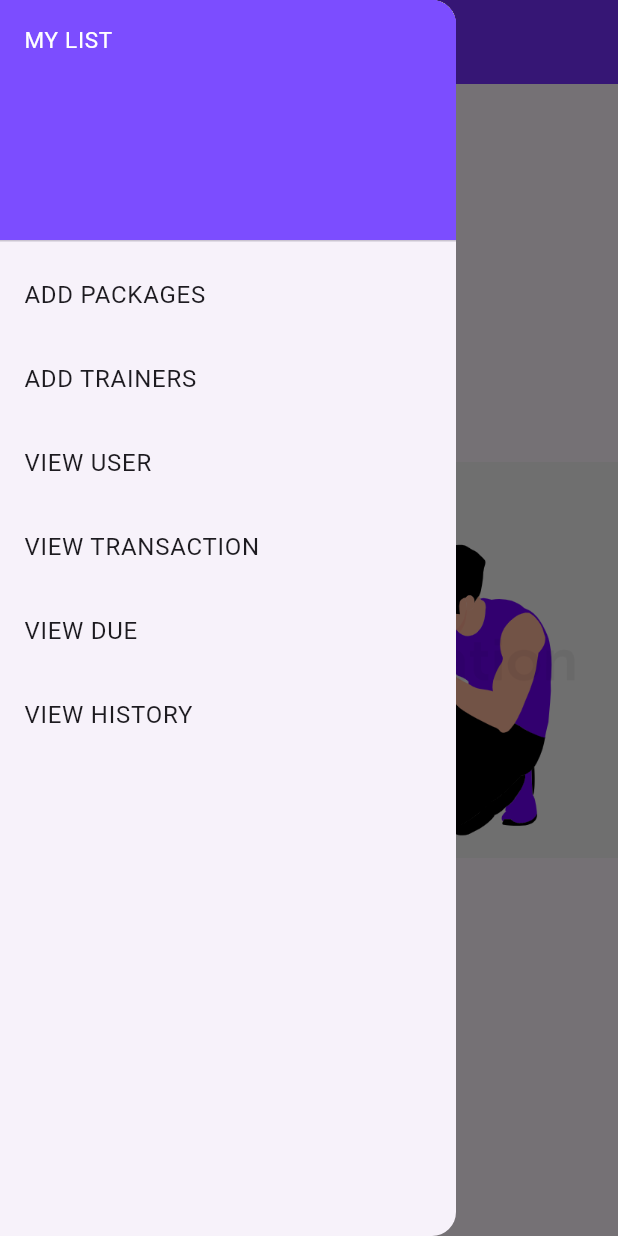
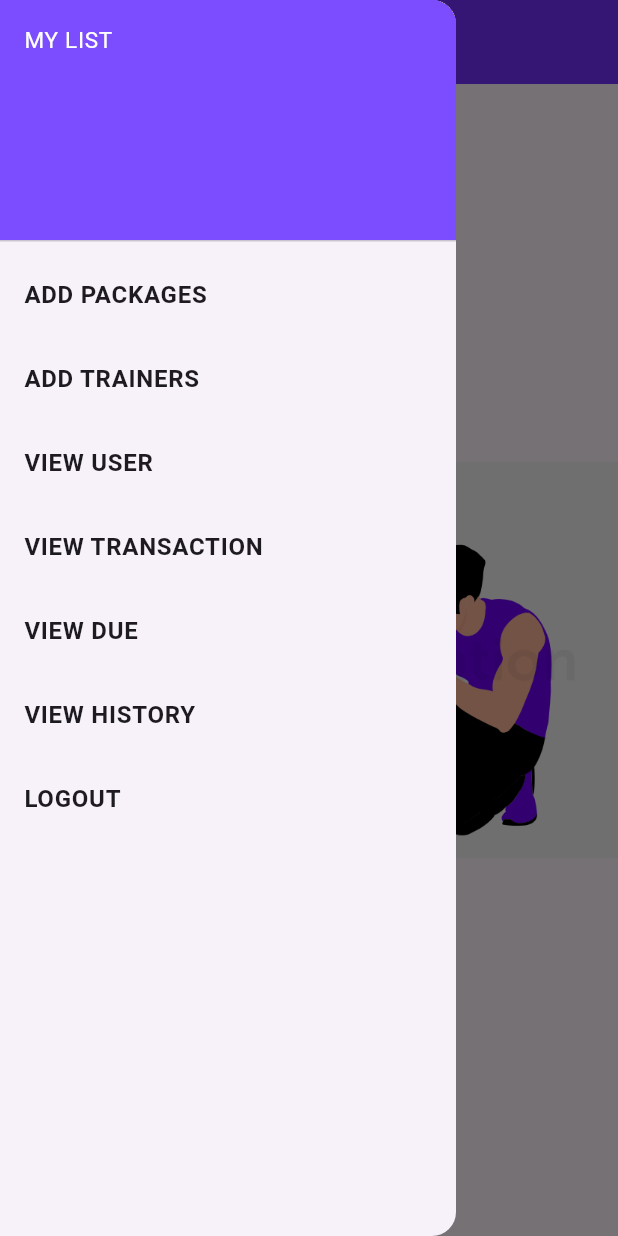
Before and after one commit to amaldevk/FitFusion-frontend-flutter, a Flutter app: the MenuPage screen opened directly, with the side drawer open, on a phone screen of 412 x 824 dp. Run offline on Flutter 3.47's test engine with Material 3 defaults, Android fonts, the phone set to English and light mode, and no system bars; our stand-ins replace flutter_svg, shared_preferences; accounts and stored records are empty.

Commit message:
menu changed

```diff
--- a/lib/pages/Menu.dart
+++ b/lib/pages/Menu.dart
@@ -4,6 +4,7 @@ import 'package:fitfusion_app/pages/Update.dart';
 import 'package:fitfusion_app/pages/ViewTransaction.dart';
 import 'package:fitfusion_app/pages/ViewUser.dart';
 import 'package:fitfusion_app/pages/due.dart';
+import 'package:fitfusion_app/pages/userLogin.dart';
 import 'package:fitfusion_app/pages/viewHistory.dart';
 import 'package:flutter/cupertino.dart';
 import 'package:flutter/material.dart';
@@ -31,15 +32,15 @@ class _MenuPageState extends State<MenuPage> {
                     color: Colors.deepPurpleAccent
                 ),
                 child: Text("MY LIST",style: TextStyle(fontSize: 15,color: Colors.white),),),
-              ListTile(title: const Text("ADD PACKAGES"),
+              ListTile(title: const Text("ADD PACKAGES",style: TextStyle(fontWeight:FontWeight.bold)),
                 onTap: (){
                   Navigator.push(context, MaterialPageRoute(builder: (context)=>Add_Packege()));
                 },),
-              ListTile(title: const Text("ADD TRAINERS"),
+              ListTile(title: const Text("ADD TRAINERS",style: TextStyle(fontWeight:FontWeight.bold)),
                 onTap: (){
                   Navigator.push(context, MaterialPageRoute(builder: (context)=>Add_Trainer()));
                 },),
-              ListTile(title: const Text("VIEW USER"),
+              ListTile(title: const Text("VIEW USER",style: TextStyle(fontWeight:FontWeight.bold)),
                 onTap: (){
                   Navigator.push(context, MaterialPageRoute(builder: (context)=>ViewUser()));
                 },),
@@ -47,17 +48,21 @@ class _MenuPageState extends State<MenuPage> {
               //   onTap: (){
               //     Navigator.push(context, MaterialPageRoute(builder: (context)=>UpdatePayment()));
               //   },),
-              ListTile(title: const Text("VIEW TRANSACTION"),
+              ListTile(title: const Text("VIEW TRANSACTION",style: TextStyle(fontWeight:FontWeight.bold)),
                 onTap: (){
                   Navigator.push(context, MaterialPageRoute(builder: (context)=>ViewTransactionScreen()));
                 },)  ,
-              ListTile(title: const Text("VIEW DUE"),
+              ListTile(title: const Text("VIEW DUE",style: TextStyle(fontWeight:FontWeight.bold)),
                 onTap: (){
                   Navigator.push(context, MaterialPageRoute(builder: (context)=>DueScreen(subscriptionDetails: subscriptionDetails)));
                 },),
-              ListTile(title: const Text("VIEW HISTORY"),
+              ListTile(title: const Text("VIEW HISTORY",style: TextStyle(fontWeight:FontWeight.bold)),
                 onTap: (){
                   Navigator.push(context, MaterialPageRoute(builder: (context)=>ViewHistory()));
+                },),
+              ListTile(title: const Text("LOGOUT",style: TextStyle(fontWeight:FontWeight.bold),),
+                onTap: (){
+                  Navigator.push(context, MaterialPageRoute(builder: (context)=>Login()));
                 },)
             ],
           ),
```
